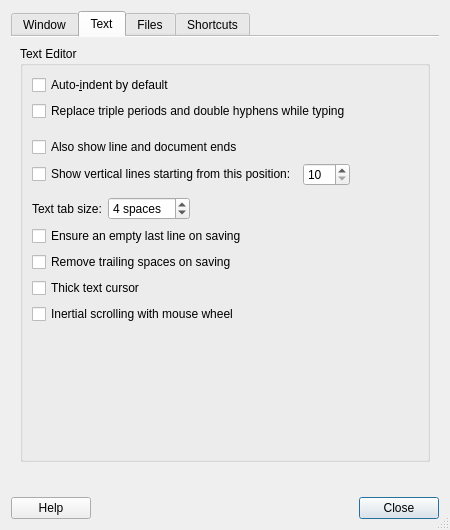
Before: the Qt Designer form featherpad/prefDialog.ui in tembun/fpad, drawn with Qt 5.
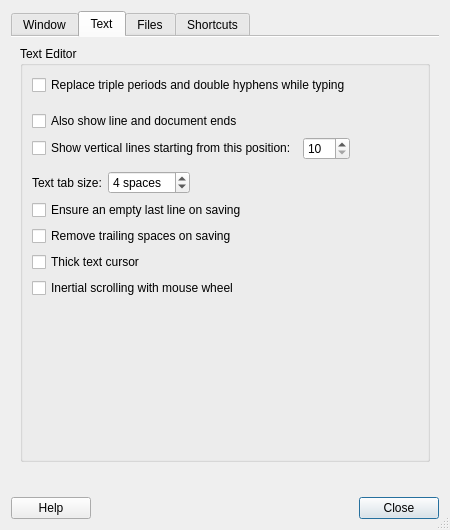
After: the same form once the commit is applied. The open tabs and pages were chosen to show the change. Icons and pictures are not drawn.

Commit message: remove default auto indent setting

```diff
--- a/featherpad/prefDialog.ui
+++ b/featherpad/prefDialog.ui
@@ -382,13 +382,6 @@
               <string>Text Editor</string>
              </property>
              <layout class="QVBoxLayout" name="verticalLayout_3">
-              <item>
-               <widget class="QCheckBox" name="indentBox">
-                <property name="text">
-                 <string>Auto-&amp;indent by default</string>
-                </property>
-               </widget>
-              </item>
               <item>
                <widget class="QCheckBox" name="autoReplaceBox">
                 <property name="toolTip">
```
The commit also changes 5 other files.
